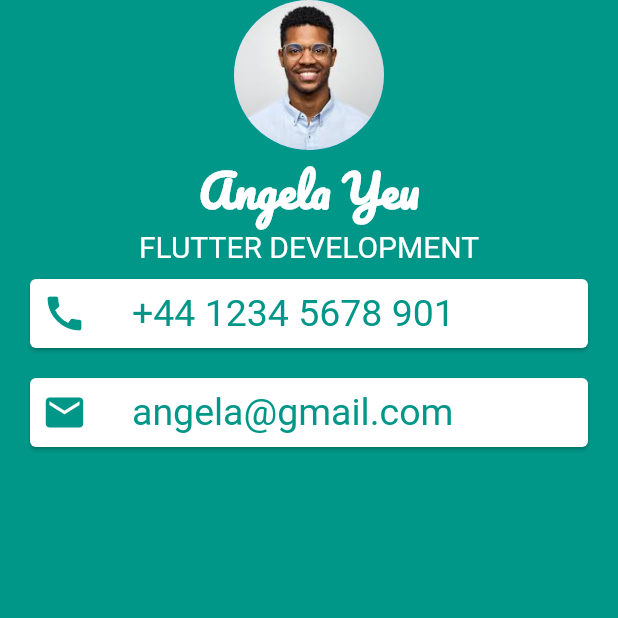
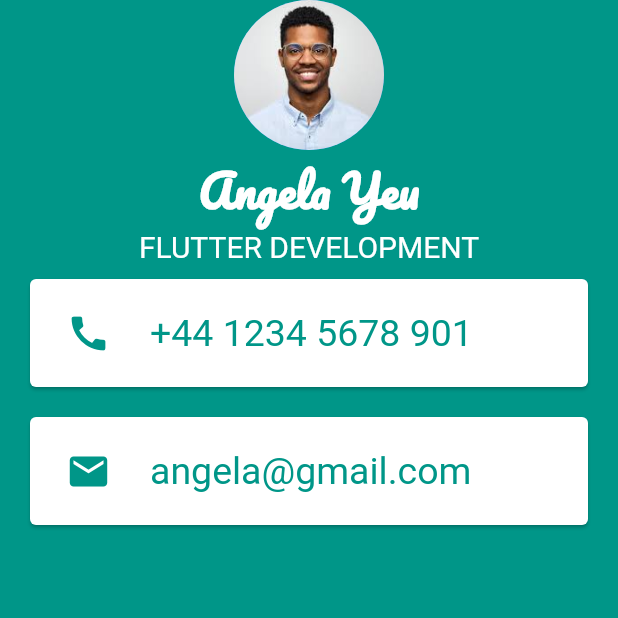
Before and after one commit to Mr-Perfectuz/flutter_card, a Flutter app: the screen it shows after launch, on a phone screen of 412 x 824 dp, the top half of it. Run offline on Flutter 3.47's test engine with Material 2 defaults, Android fonts, the phone set to English and light mode, and no system bars.

Commit message:
main widget has been updated

```diff
--- a/lib/main.dart
+++ b/lib/main.dart
@@ -40,24 +40,20 @@ class MyApp extends StatelessWidget {
               color: Colors.white,
               child: Padding(
                 padding: const EdgeInsets.all(8.0),
-                child: Row(
-                  children: <Widget>[
-                    Icon(
+                child: ListTile(
+                  onTap: () {},
+                  leading: Icon(
                     Icons.call,
                     size: 30.0,
                     color: Colors.teal,
                   ),
-                    SizedBox(
-                      width: 30.0,
-                    ),
-                    Text(
+                  title: Text(
                     '+44 1234 5678 901',
                     style: TextStyle(
                       fontSize: 25.0,
                       color: Colors.teal,
                     ),
                   ),
-                  ],
                 ),
               ),
             ),
@@ -69,24 +65,20 @@ class MyApp extends StatelessWidget {
               color: Colors.white,
               child: Padding(
                 padding: const EdgeInsets.all(8.0),
-                child: Row(
-                  children: <Widget>[
-                    Icon(
+                child: ListTile(
+                  onTap: () {},
+                  leading: Icon(
                     Icons.email,
                     size: 30.0,
                     color: Colors.teal,
                   ),
-                    SizedBox(
-                      width: 30.0,
-                    ),
-                    Text(
+                  title: Text(
                     'angela@gmail.com',
                     style: TextStyle(
                       fontSize: 25.0,
                       color: Colors.teal,
                     ),
                   ),
-                  ],
                 ),
               ),
             ),
```
Lines whose indentation alone changed are shown as unchanged.
